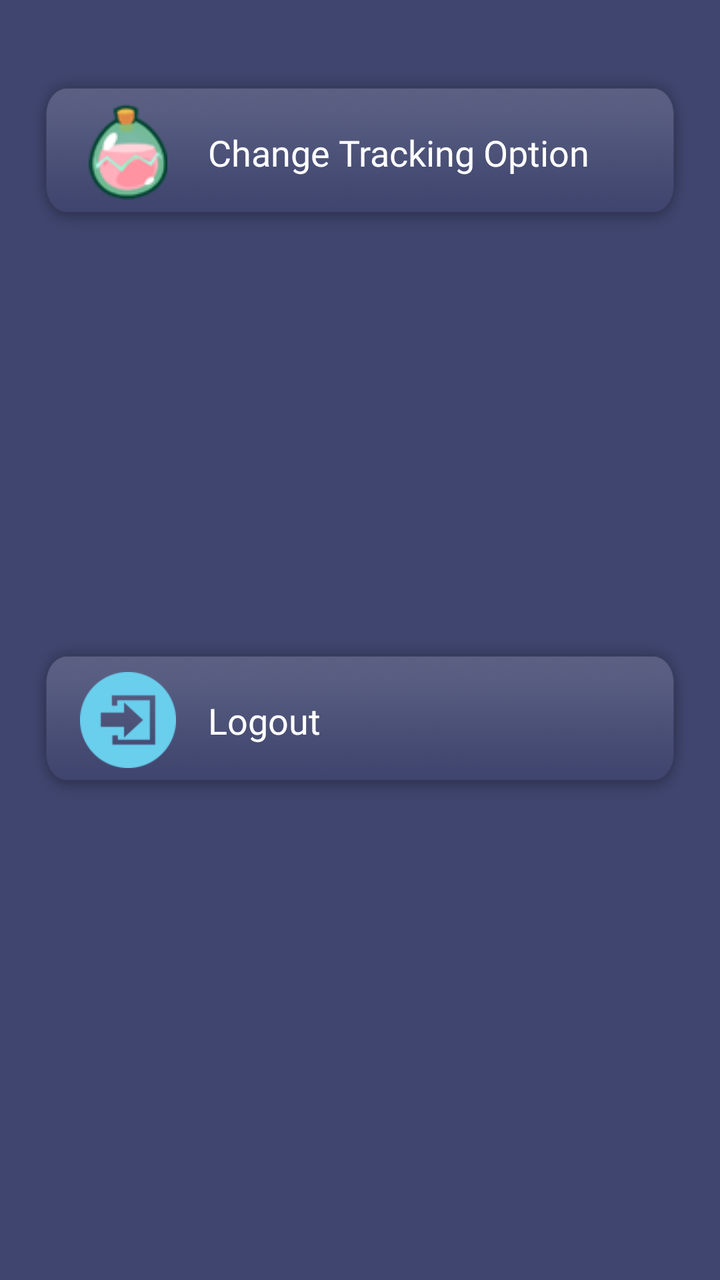
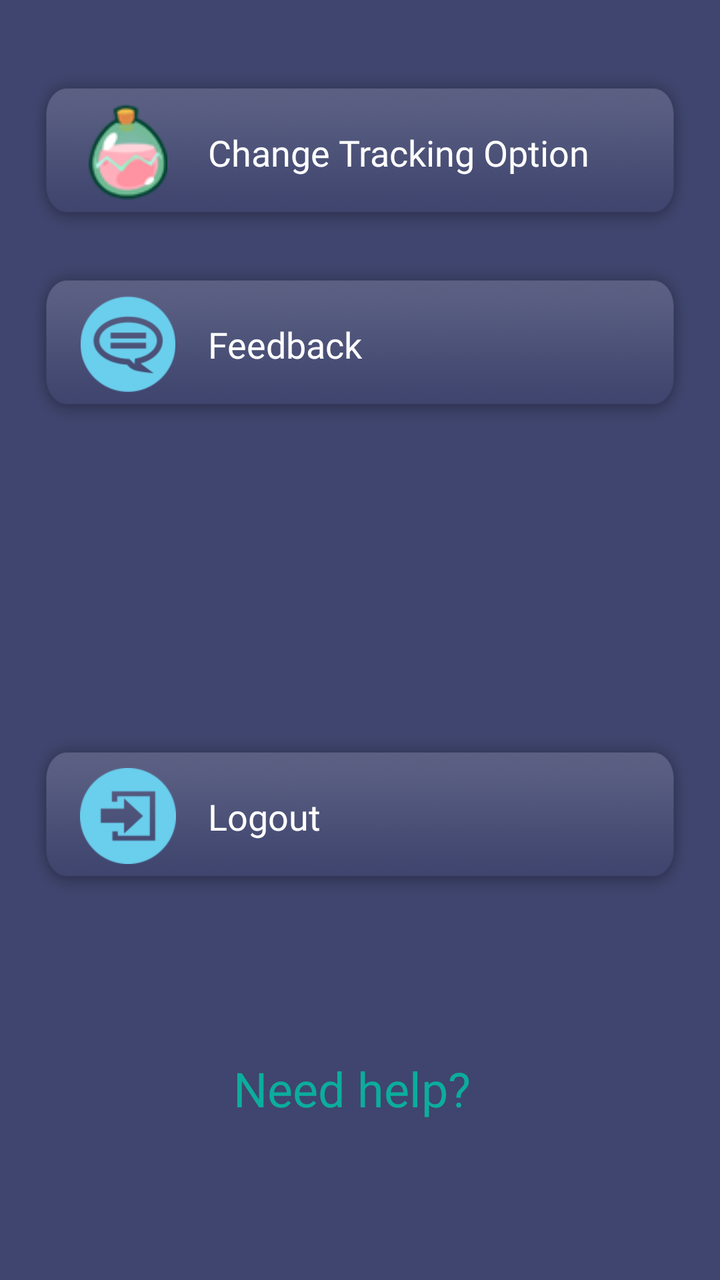

Two renders of the same Android screen: before a commit and after it. Below are the layout's source before the change and the commit's diff.
<!-- AndroidManifest.xml: application theme Theme.LFGAxieCompanionApp.NoActionBar -->
<!-- res/layout/bottom_sheet_settings.xml -->
<?xml version="1.0" encoding="utf-8"?>
<androidx.constraintlayout.widget.ConstraintLayout xmlns:android="http://schemas.android.com/apk/res/android"
    xmlns:app="http://schemas.android.com/apk/res-auto"
    xmlns:tools="http://schemas.android.com/tools"
    android:layout_width="match_parent"
    android:layout_height="wrap_content"
    android:background="@color/colorPrimary">

    <androidx.constraintlayout.widget.ConstraintLayout
        android:id="@+id/btnChangeSetting"
        android:layout_width="match_parent"
        android:layout_height="wrap_content"
        android:layout_marginStart="16dp"
        android:layout_marginTop="36dp"
        android:layout_marginEnd="16dp"
        android:background="@drawable/slp_data_box"
        app:layout_constraintEnd_toEndOf="parent"
        app:layout_constraintStart_toStartOf="parent"
        app:layout_constraintTop_toTopOf="parent">

        <androidx.appcompat.widget.AppCompatImageView
            android:id="@+id/ivSlpTrack"
            android:layout_width="48dp"
            android:layout_height="48dp"
            android:layout_marginStart="24dp"
            android:layout_marginTop="16dp"
            android:layout_marginBottom="16dp"
            android:src="@drawable/icon_slp___copy"
            app:layout_constraintBottom_toBottomOf="parent"
            app:layout_constraintStart_toStartOf="parent"
            app:layout_constraintTop_toTopOf="parent" />

        <androidx.appcompat.widget.AppCompatTextView
            android:layout_width="0dp"
            android:layout_height="wrap_content"
            android:layout_marginStart="16dp"
            android:layout_marginTop="16dp"
            android:fontFamily="@font/changa_one"
            android:text="Change Tracking Option"
            android:textColor="@color/white"
            android:textSize="18sp"
            app:layout_constraintBottom_toBottomOf="@+id/ivSlpTrack"
            app:layout_constraintStart_toEndOf="@id/ivSlpTrack"
            app:layout_constraintTop_toTopOf="parent" />


    </androidx.constraintlayout.widget.ConstraintLayout>


    <androidx.constraintlayout.widget.ConstraintLayout
        android:id="@+id/btnLogout"
        android:layout_width="match_parent"
        android:layout_height="wrap_content"
        android:layout_marginStart="16dp"
        android:layout_marginEnd="16dp"
        android:layout_marginBottom="36dp"
        android:background="@drawable/slp_data_box"
        app:layout_constraintBottom_toBottomOf="parent"
        app:layout_constraintEnd_toEndOf="parent"
        app:layout_constraintStart_toStartOf="parent"
        app:layout_constraintTop_toBottomOf="@id/btnChangeSetting">

        <androidx.appcompat.widget.AppCompatImageView
            android:id="@+id/ivLogout"
            android:layout_width="48dp"
            android:layout_height="48dp"
            android:layout_marginStart="24dp"
            android:layout_marginTop="16dp"
            android:layout_marginBottom="16dp"
            android:src="@drawable/exit_icon"
            app:layout_constraintBottom_toBottomOf="parent"
            app:layout_constraintStart_toStartOf="parent"
            app:layout_constraintTop_toTopOf="parent" />

        <androidx.appcompat.widget.AppCompatTextView
            android:layout_width="0dp"
            android:layout_height="wrap_content"
            android:layout_marginStart="16dp"
            android:layout_marginTop="16dp"
            android:fontFamily="@font/changa_one"
            android:text="Logout"
            android:textColor="@color/white"
            android:textSize="18sp"
            app:layout_constraintBottom_toBottomOf="@+id/ivLogout"
            app:layout_constraintStart_toEndOf="@id/ivLogout"
            app:layout_constraintTop_toTopOf="parent" />


    </androidx.constraintlayout.widget.ConstraintLayout>


</androidx.constraintlayout.widget.ConstraintLayout>
<!-- resources referenced by this layout -->
<resources>
  <color name="colorPrimary">#3F456E</color>
  <color name="white">#FFFFFFFF</color>
  <!-- drawable exit_icon: png bitmap (drawable, 2858 bytes) -->
  <!-- drawable icon_slp___copy: png bitmap (drawable, 5403 bytes) -->
  <!-- drawable slp_data_box: png bitmap (drawable, 35049 bytes) -->
  <style name="Theme.LFGAxieCompanionApp.NoActionBar">
          <item name="windowActionBar">false</item>
          <item name="windowNoTitle">true</item>
      </style>
</resources>

<!-- the commit's change to res/layout/bottom_sheet_settings.xml (unified diff, before → after) -->
@@ -13,7 +13,7 @@
         android:layout_marginStart="16dp"
         android:layout_marginTop="36dp"
         android:layout_marginEnd="16dp"
-        android:background="@drawable/slp_data_box"
+        android:background="@drawable/selectable_databox"
         app:layout_constraintEnd_toEndOf="parent"
         app:layout_constraintStart_toStartOf="parent"
         app:layout_constraintTop_toTopOf="parent">
@@ -46,6 +46,45 @@
 
     </androidx.constraintlayout.widget.ConstraintLayout>
 
+    <androidx.constraintlayout.widget.ConstraintLayout
+        android:id="@+id/btnFeedback"
+        android:layout_width="match_parent"
+        android:layout_height="wrap_content"
+        android:layout_marginStart="16dp"
+        android:layout_marginTop="16dp"
+        android:layout_marginEnd="16dp"
+        android:background="@drawable/selectable_databox"
+        app:layout_constraintEnd_toEndOf="parent"
+        app:layout_constraintStart_toStartOf="parent"
+        app:layout_constraintTop_toBottomOf="@id/btnChangeSetting">
+
+        <androidx.appcompat.widget.AppCompatImageView
+            android:id="@+id/ivFeedback"
+            android:layout_width="48dp"
+            android:layout_height="48dp"
+            android:layout_marginStart="24dp"
+            android:layout_marginTop="16dp"
+            android:layout_marginBottom="16dp"
+            android:src="@drawable/feedback_icon"
+            app:layout_constraintBottom_toBottomOf="parent"
+            app:layout_constraintStart_toStartOf="parent"
+            app:layout_constraintTop_toTopOf="parent" />
+
+        <androidx.appcompat.widget.AppCompatTextView
+            android:layout_width="0dp"
+            android:layout_height="wrap_content"
+            android:layout_marginStart="16dp"
+            android:layout_marginTop="16dp"
+            android:fontFamily="@font/changa_one"
+            android:text="Feedback"
+            android:textColor="@color/white"
+            android:textSize="18sp"
+            app:layout_constraintBottom_toBottomOf="@+id/ivFeedback"
+            app:layout_constraintStart_toEndOf="@id/ivFeedback"
+            app:layout_constraintTop_toTopOf="parent" />
+
+
+    </androidx.constraintlayout.widget.ConstraintLayout>
 
     <androidx.constraintlayout.widget.ConstraintLayout
         android:id="@+id/btnLogout"
@@ -54,11 +93,11 @@
         android:layout_marginStart="16dp"
         android:layout_marginEnd="16dp"
         android:layout_marginBottom="36dp"
-        android:background="@drawable/slp_data_box"
+        android:background="@drawable/selectable_databox"
         app:layout_constraintBottom_toBottomOf="parent"
         app:layout_constraintEnd_toEndOf="parent"
         app:layout_constraintStart_toStartOf="parent"
-        app:layout_constraintTop_toBottomOf="@id/btnChangeSetting">
+        app:layout_constraintTop_toBottomOf="@id/btnFeedback">
 
         <androidx.appcompat.widget.AppCompatImageView
             android:id="@+id/ivLogout"
@@ -88,5 +127,20 @@
 
     </androidx.constraintlayout.widget.ConstraintLayout>
 
+    <androidx.appcompat.widget.AppCompatTextView
+        android:id="@+id/tvNeedHelp"
+        android:layout_width="wrap_content"
+        android:layout_height="wrap_content"
+        android:layout_marginTop="8dp"
+        android:layout_marginEnd="8dp"
+        android:layout_marginBottom="8dp"
+        android:text="Need help?"
+        android:textAppearance="@style/LFGCardLabel"
+        android:textColor="@color/arena_color"
+        app:layout_constraintBottom_toBottomOf="parent"
+        app:layout_constraintEnd_toEndOf="parent"
+        app:layout_constraintStart_toStartOf="parent"
+        app:layout_constraintTop_toBottomOf="@id/btnLogout" />
+
 
 </androidx.constraintlayout.widget.ConstraintLayout>
<!-- resource entries referenced after the edit -->
@@ -1,9 +1,22 @@
 <!-- resources referenced by this layout -->
 <resources>
+  <color name="arena_color">#0CAD9D</color>
   <color name="colorPrimary">#3F456E</color>
   <color name="white">#FFFFFFFF</color>
   <!-- drawable exit_icon: png bitmap (drawable, 2858 bytes) -->
+  <!-- drawable feedback_icon: png bitmap (drawable, 3994 bytes) -->
   <!-- drawable icon_slp___copy: png bitmap (drawable, 5403 bytes) -->
+  <!-- drawable selectable_databox (drawable) -->
+  <?xml version="1.0" encoding="utf-8"?>
+  <layer-list xmlns:android="http://schemas.android.com/apk/res/android">
+      <item android:drawable="?attr/selectableItemBackground" />
+      <item android:drawable="@drawable/slp_data_box" />
+  </layer-list>
+  <style name="LFGCardLabel">
+          <item name="android:textColor">@color/white</item>
+          <item name="fontFamily">@font/poppins_bold</item>
+          <item name="android:textSize">24dp</item>
+      </style>
   <!-- drawable slp_data_box: png bitmap (drawable, 35049 bytes) -->
   <style name="Theme.LFGAxieCompanionApp.NoActionBar">
           <item name="windowActionBar">false</item>
